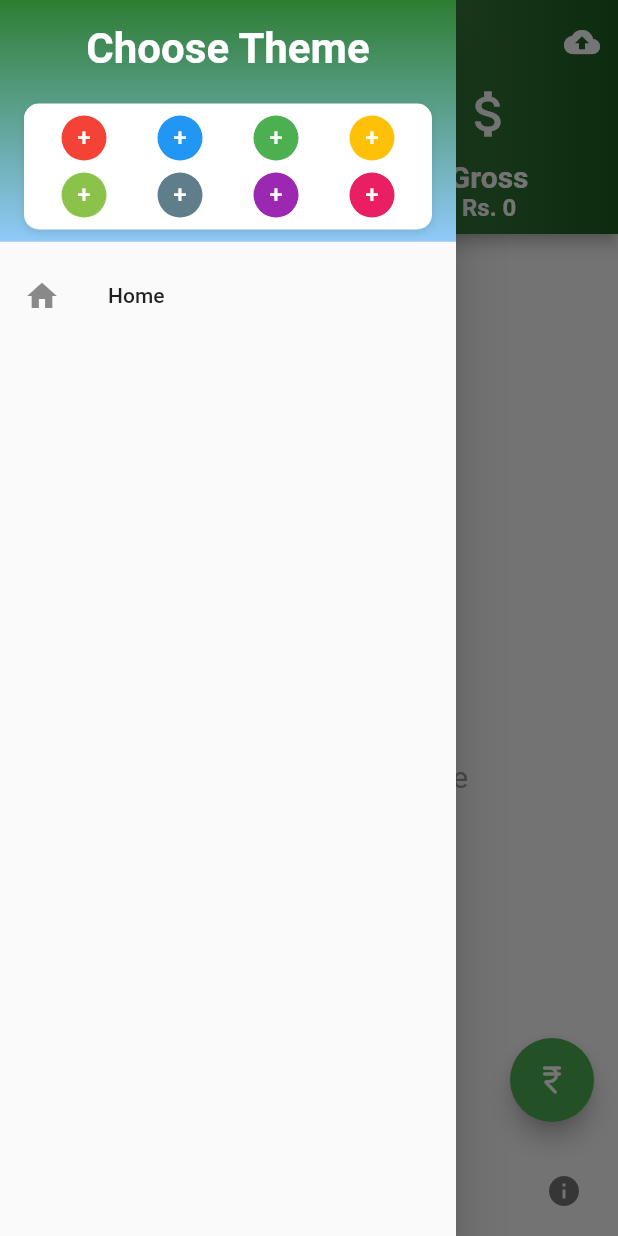
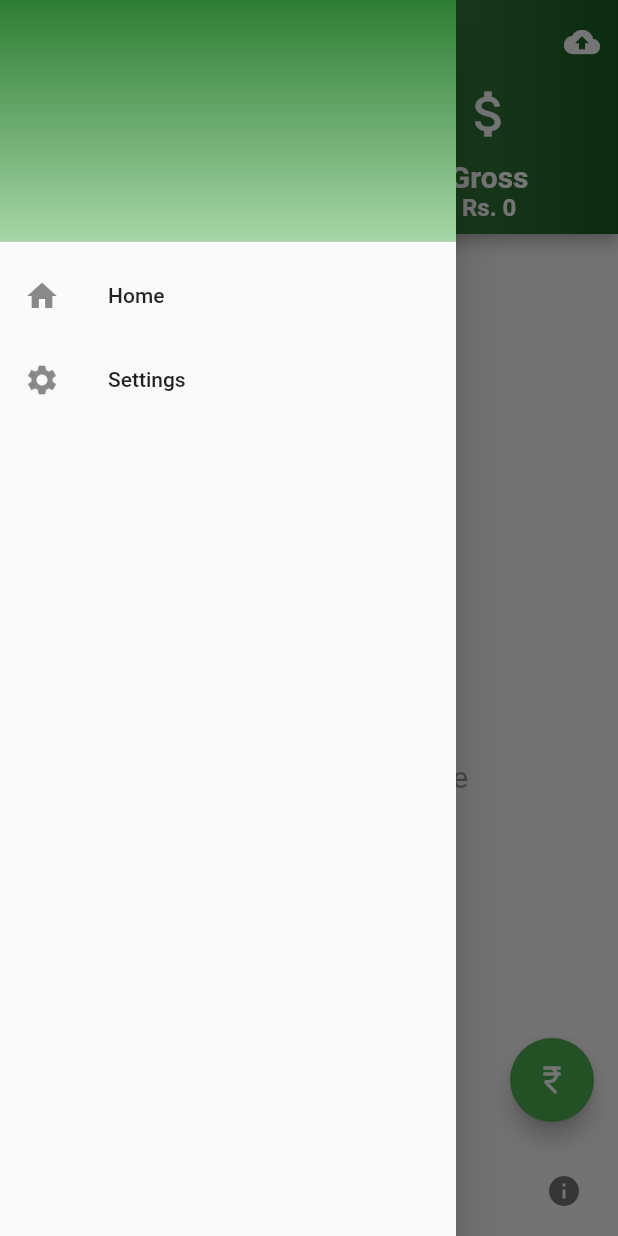
Before and after one commit to aryanPokharel/BudgetBuddy, a Flutter app: the screen it shows after launch, with the side drawer open, on a phone screen of 412 x 824 dp. Run offline on Flutter 3.47's test engine with Material 2 defaults, Android fonts, the phone set to English and light mode, and no system bars; drawn by our look-alikes of carousel_slider, salomon_bottom_bar; our stand-ins replace pie_chart, sqflite; accounts and stored records are empty.

Commit message:
settings page added

```diff
--- a/lib/Screens/Home.dart
+++ b/lib/Screens/Home.dart
@@ -1,6 +1,4 @@
-import 'package:budget_buddy/Constants/ColorList.dart';
 import 'package:budget_buddy/Constants/DateName.dart';
-import 'package:budget_buddy/Constants/DrawerColorButton.dart';
 import 'package:budget_buddy/Constants/SendSnackBar.dart';
 import 'package:budget_buddy/Screens/Categories.dart';
 import 'package:budget_buddy/Screens/Expenses.dart';
@@ -79,20 +77,6 @@ class _HomePageState extends State<HomePage> {
       "July",
     ];
 
-    List<DrawerColorButton> firstRow = [];
-    List<DrawerColorButton> secondRow = [];
-
-    for (var i = 0; i < 4; i++) {
-      firstRow.add(DrawerColorButton(
-        color: appThemeColors[i],
-      ));
-    }
-    for (var i = 4; i < 8; i++) {
-      secondRow.add(DrawerColorButton(
-        color: appThemeColors[i],
-      ));
-    }
-
     dynamic appTheme = Provider.of<StateProvider>(context).appTheme;
     dynamic totalExpenses = Provider.of<StateProvider>(context).totalExpenses;
     dynamic totalIncome = Provider.of<StateProvider>(context).totalIncome;
@@ -115,52 +99,15 @@ class _HomePageState extends State<HomePage> {
             DrawerHeader(
               decoration: BoxDecoration(
                 gradient: LinearGradient(
-                  colors: [appTheme.shade800, Colors.blue.shade200],
+                  colors: [appTheme.shade800, appTheme.shade200],
                   begin: Alignment.topCenter,
                   end: Alignment.bottomCenter,
                 ),
               ),
-              child: Column(
+              child: const Column(
                 mainAxisAlignment: MainAxisAlignment.center,
                 children: [
-                  const Text(
-                    "Choose Theme",
-                    style: TextStyle(
-                      color: Colors.white,
-                      fontSize: 28,
-                      fontWeight: FontWeight.bold,
-                    ),
-                  ),
-                  const SizedBox(height: 20),
-                  Container(
-                    decoration: BoxDecoration(
-                      color: Colors.white,
-                      borderRadius: BorderRadius.circular(10),
-                      boxShadow: [
-                        BoxShadow(
-                          color: Colors.black.withOpacity(0.1),
-                          blurRadius: 4,
-                          offset: const Offset(0, 2),
-                        ),
-                      ],
-                    ),
-                    padding: const EdgeInsets.all(8.0),
-                    child: Column(
-                      children: [
-                        Row(
-                          mainAxisAlignment: MainAxisAlignment.spaceAround,
-                          children: firstRow.toList(),
-                        ),
-                        const SizedBox(
-                          height: 8,
-                        ),
-                        Row(
-                          mainAxisAlignment: MainAxisAlignment.spaceAround,
-                          children: secondRow.toList(),
-                        ),
-                      ],
-                    ),
-                  ),
+                  SizedBox(height: 20),
                 ],
               ),
             ),
@@ -169,6 +116,13 @@ class _HomePageState extends State<HomePage> {
               title: const Text('Home'),
               onTap: () {
                 Navigator.pop(context);
+              },
+            ),
+            ListTile(
+              leading: const Icon(Icons.settings),
+              title: const Text('Settings'),
+              onTap: () {
+                Navigator.pushNamed(context, '/settings');
               },
             ),
           ],
--- a/lib/main.dart
+++ b/lib/main.dart
@@ -1,5 +1,6 @@
 import 'package:budget_buddy/Screens/AddCategory.dart';
 import 'package:budget_buddy/Screens/AddTransaction.dart';
+import 'package:budget_buddy/Screens/Settings.dart';
 import 'package:budget_buddy/Screens/SplashScreen.dart';
 import 'package:budget_buddy/StateManagement/states.dart';
 import 'package:flutter/material.dart';
@@ -32,6 +33,7 @@ class MyApp extends StatelessWidget {
         '/': (context) => const SplashScreen(),
         '/addTransaction': (context) => const AddTransaction(),
         '/addCategory': (context) => const AddCategory(),
+        '/settings': (context) => const SettingsPage(),
       },
       debugShowCheckedModeBanner: false,
     );
```
Also changed, not shown: lib/Charts/PieChart.dart (+9 -6 lines), lib/Screens/Settings.dart (added, +112 -0 lines).
